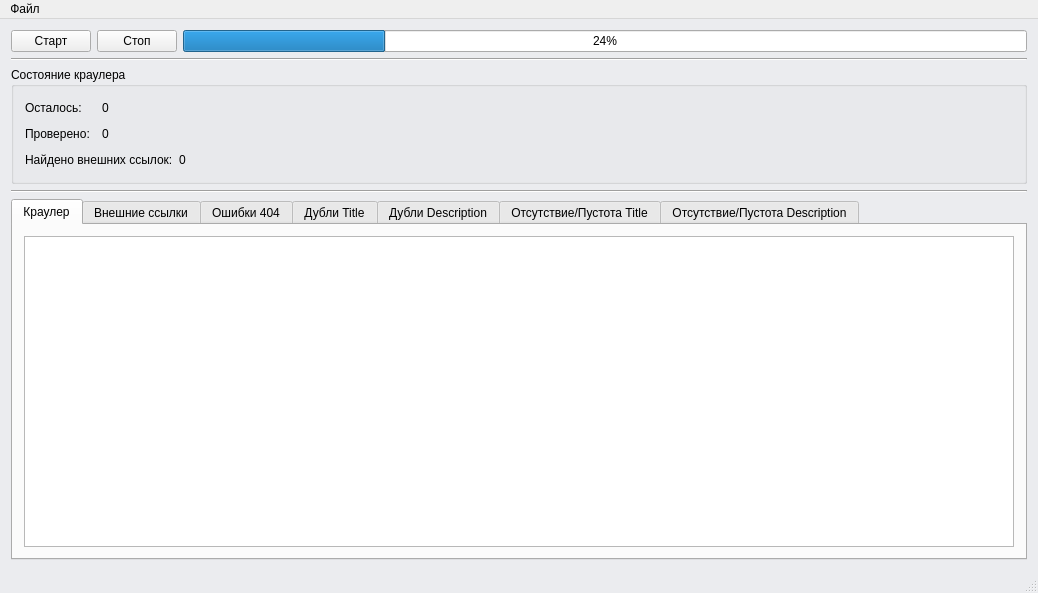
Old version of the form WebSiteAnalyzer/ui/main_frame.ui in the repository ANDR-ASCII/WebSiteAnalyzer.
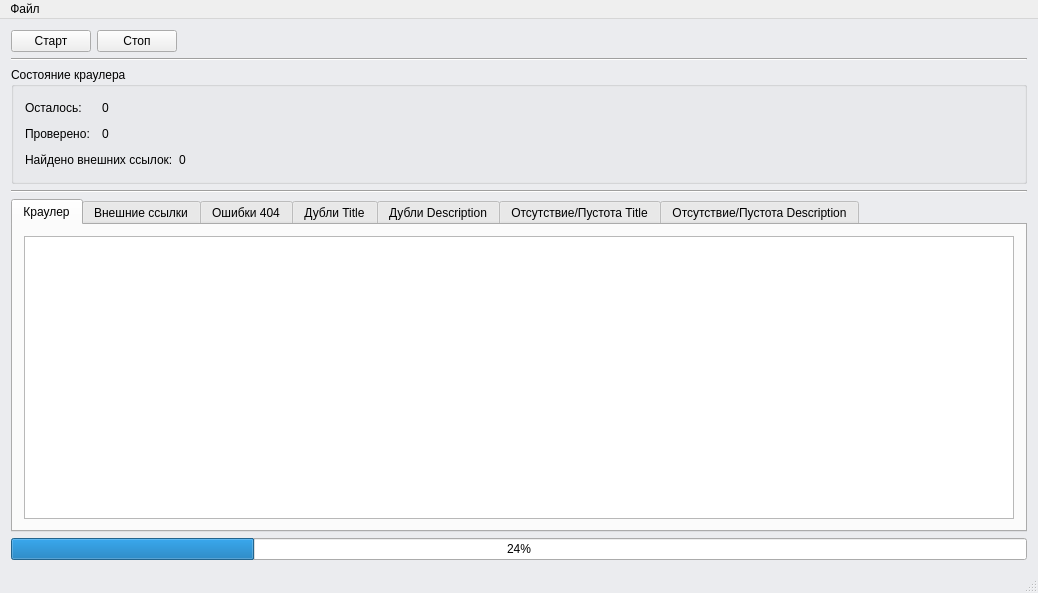
New version of the form. Icons and pictures are not drawn.

Diff of the .ui file:
```diff
--- a/WebSiteAnalyzer/ui/main_frame.ui
+++ b/WebSiteAnalyzer/ui/main_frame.ui
@@ -120,7 +120,7 @@
       </layout>
      </widget>
     </item>
-    <item row="4" column="0" colspan="3">
+    <item row="5" column="0" colspan="3">
      <widget class="QSplitter" name="splitter">
       <property name="orientation">
        <enum>Qt::Vertical</enum>
@@ -215,14 +215,7 @@
       </property>
      </widget>
     </item>
-    <item row="0" column="2">
-     <widget class="QProgressBar" name="progressBar">
-      <property name="value">
-       <number>24</number>
-      </property>
-     </widget>
-    </item>
-    <item row="3" column="0" colspan="3">
+    <item row="4" column="0" colspan="3">
      <widget class="Line" name="line">
       <property name="orientation">
        <enum>Qt::Horizontal</enum>
@@ -243,6 +236,26 @@
       </property>
      </widget>
     </item>
+    <item row="0" column="2">
+     <spacer name="horizontalSpacer_4">
+      <property name="orientation">
+       <enum>Qt::Horizontal</enum>
+      </property>
+      <property name="sizeHint" stdset="0">
+       <size>
+        <width>40</width>
+        <height>20</height>
+       </size>
+      </property>
+     </spacer>
+    </item>
+    <item row="6" column="0" colspan="3">
+     <widget class="QProgressBar" name="progressBar">
+      <property name="value">
+       <number>24</number>
+      </property>
+     </widget>
+    </item>
    </layout>
   </widget>
   <widget class="QMenuBar" name="menuBar">
```
Left out of the diff: 12 changed lines with no effect on the pictures.
